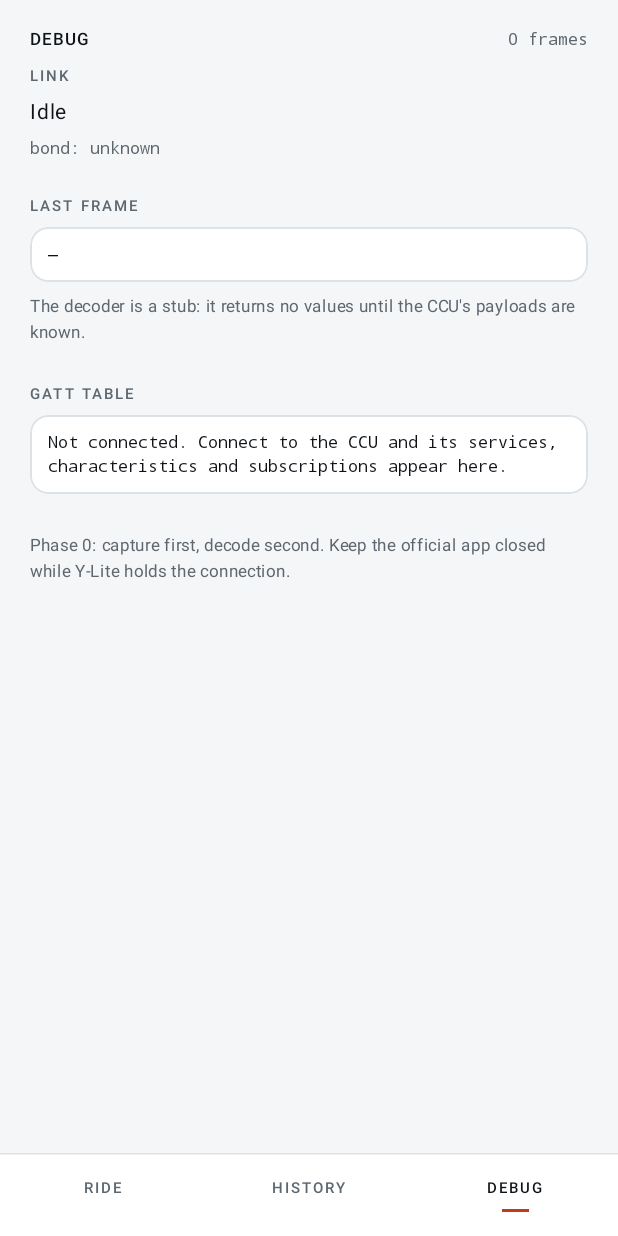
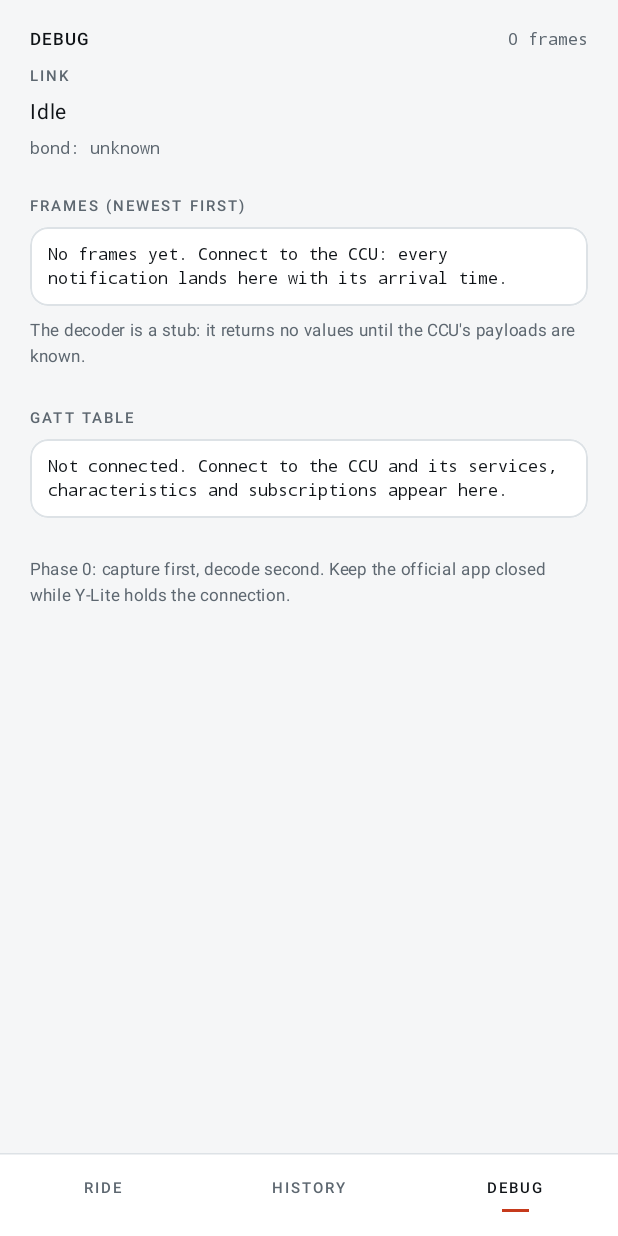
Before and after one commit to kerthmfy/ylite-android, an Android app built with Jetpack Compose: the composable YLiteApp shown on its own in the app's theme, after a tap on "DEBUG", on a phone screen of 412 x 824 dp. Run offline under Robolectric (Android 15) with nearby library versions, the phone set to English and light mode, and no system bars; our stand-ins replace Room's generated code.

Commit message:
Add the scooter dashboard and a live frame list
Telemetry holds the decoded scooter values and merges them per frame, so a
partial frame cannot erase the values before it. The Ride tab shows trip,
odo, fuel, temp and battery as placeholders until ProtocolDecoder fills
them; GPS speed stays as the fallback while nothing is decoded. Debug lists
the last 60 frames with arrival times, which is what a parked capture needs.

```diff
--- a/app/build.gradle.kts
+++ b/app/build.gradle.kts
@@ -13,8 +13,8 @@ android {
         applicationId = "app.ylite"
         minSdk = 26
         targetSdk = 35
-        versionCode = 2
-        versionName = "0.2"
+        versionCode = 3
+        versionName = "0.3"
     }
 
     buildTypes {
--- a/app/src/main/java/app/ylite/Graph.kt
+++ b/app/src/main/java/app/ylite/Graph.kt
@@ -4,6 +4,8 @@ import android.content.Context
 import androidx.room.Room
 import app.ylite.ble.BleClient
 import app.ylite.data.AppDb
+import app.ylite.data.FrameLine
+import app.ylite.data.Telemetry
 import app.ylite.data.YDao
 import kotlinx.coroutines.flow.MutableStateFlow
 import kotlinx.coroutines.flow.StateFlow
@@ -24,7 +26,9 @@ data class LiveState(
     val gattDump: String = "",
     val frameCount: Int = 0,
     val lastFrameHex: String = "",
-    val decoded: Map<String, String> = emptyMap(),
+    /** Newest first, capped so a chatty CCU cannot grow this without bound. */
+    val recentFrames: List<FrameLine> = emptyList(),
+    val telemetry: Telemetry = Telemetry(),
     val rideId: Long? = null,
     val rideStartedAt: Long? = null,
     val recording: Boolean = false,
--- a/app/src/main/java/app/ylite/ble/BleClient.kt
+++ b/app/src/main/java/app/ylite/ble/BleClient.kt
@@ -377,13 +377,16 @@ class BleClient(private val context: Context) {
                     characteristic.uuid,
                     value,
                 )
-            }.getOrDefault(emptyMap())
+            }.getOrDefault(app.ylite.data.Telemetry())
+
+            val line = app.ylite.data.FrameLine(System.currentTimeMillis(), value.hex())
 
             Graph.setLive {
                 it.copy(
                     frameCount = it.frameCount + 1,
                     lastFrameHex = value.hex(),
-                    decoded = decoded,
+                    telemetry = it.telemetry.merge(decoded),
+                    recentFrames = (listOf(line) + it.recentFrames).take(60),
                 )
             }
         }
--- a/app/src/main/java/app/ylite/ble/ProtocolDecoder.kt
+++ b/app/src/main/java/app/ylite/ble/ProtocolDecoder.kt
@@ -1,19 +1,35 @@
 package app.ylite.ble
 
+import app.ylite.data.Telemetry
 import java.util.UUID
 
 /**
- * Turns raw characteristic bytes into readable values.
+ * Turns raw characteristic bytes into scooter values.
  *
- * It is deliberately empty: nothing is known about the CCU yet. Phase 0 (capture)
- * comes first, then this file is written against real bytes. Until then the Debug
- * tab shows the raw hex so you can decode by hand and compare.
+ * It returns an empty [Telemetry] today, and that is deliberate: nothing is known
+ * about the CCU's frame layout yet. The plan (Phase 0) is to capture frames first,
+ * then fill in [decode] against real bytes — every other part of the app already
+ * reacts to whatever this returns, so no UI code has to change.
+ *
+ * The CCU is a Nordic UART device:
+ *   6e400002  write       phone -> CCU
+ *   6e400003  notify      CCU -> phone   <- frames arrive here
+ *
+ * See lessons/02-decoding-the-frames.md.
  */
 object ProtocolDecoder {
 
-    fun decode(service: UUID, characteristic: UUID, data: ByteArray): Map<String, String> {
-        if (data.isEmpty()) return emptyMap()
-        return emptyMap()
+    fun decode(service: UUID, characteristic: UUID, data: ByteArray): Telemetry {
+        if (data.isEmpty()) return Telemetry()
+
+        // Until the layout is known we keep the shape of the frame visible, so the
+        // Debug tab still tells you whether anything is arriving at all.
+        return Telemetry(
+            extra = mapOf(
+                "len" to data.size.toString(),
+                "hex" to data.hexCompact(),
+            ),
+        )
     }
 }
 
--- /dev/null
+++ b/app/src/main/java/app/ylite/data/Telemetry.kt
@@ -0,0 +1,48 @@
+package app.ylite.data
+
+/**
+ * What the scooter tells us.
+ *
+ * Every field is nullable on purpose:
+ *  - nothing is filled in until the CCU's frame layout is known, and
+ *  - a single frame may carry only some values, so the rest must survive.
+ *
+ * The UI shows "—" for anything still unknown, which is honest rather than fake.
+ * Add a field here when the capture proves the CCU sends it.
+ */
+data class Telemetry(
+    val speedKph: Float? = null,
+    val fuelPercent: Float? = null,
+    val tempC: Float? = null,
+    val tripKm: Double? = null,
+    val odoKm: Double? = null,
+    val batteryPercent: Float? = null,
+    /** Decoded values with no dedicated field yet; the Debug tab prints these. */
+    val extra: Map<String, String> = emptyMap(),
+) {
+
+    val isEmpty: Boolean
+        get() = speedKph == null &&
+            fuelPercent == null &&
+            tempC == null &&
+            tripKm == null &&
+            odoKm == null &&
+            batteryPercent == null
+
+    /**
+     * Newer non-null values win. A frame that only carries fuel must not wipe
+     * the speed that arrived in the frame before it.
+     */
+    fun merge(next: Telemetry): Telemetry = Telemetry(
+        speedKph = next.speedKph ?: speedKph,
+        fuelPercent = next.fuelPercent ?: fuelPercent,
+        tempC = next.tempC ?: tempC,
+        tripKm = next.tripKm ?: tripKm,
+        odoKm = next.odoKm ?: odoKm,
+        batteryPercent = next.batteryPercent ?: batteryPercent,
+        extra = if (next.extra.isEmpty()) extra else next.extra,
+    )
+}
+
+/** One received BLE frame, as listed in the Debug tab during a capture. */
+data class FrameLine(val time: Long, val hex: String)
--- a/app/src/main/java/app/ylite/ui/Screens.kt
+++ b/app/src/main/java/app/ylite/ui/Screens.kt
@@ -209,7 +209,9 @@ private fun RideScreen(live: LiveState) {
     val longitude = live.lon
     val here: Pair<Double, Double>? =
         if (latitude != null && longitude != null) latitude to longitude else lastKnown
-    val kmh = live.speedMps?.let { (it * 3.6f).roundToInt() }
+    // The scooter's own speedo wins when the CCU is decoded; GPS is the fallback.
+    val kmh = live.telemetry.speedKph?.roundToInt()
+        ?: live.speedMps?.let { (it * 3.6f).roundToInt() }
     val elapsed = live.rideStartedAt?.let { (now - it).coerceAtLeast(0L) }
 
     Column(Modifier.fillMaxSize()) {
@@ -268,15 +270,78 @@ private fun RideScreen(live: LiveState) {
 
             Spacer(Modifier.height(20.dp))
 
+            Text(
+                "GPS %.2f km · ${live.frameCount} frames".format(live.distanceMeters / 1000.0),
+                style = MonoCode,
+                color = colors.muted,
+            )
+
+            Spacer(Modifier.height(18.dp))
+
             Row(verticalAlignment = Alignment.CenterVertically) {
-                Metric("distance", "%.2f".format(live.distanceMeters / 1000.0), "km", Modifier.weight(1f))
+                Metric(
+                    "trip",
+                    fmtKm1(live.telemetry.tripKm),
+                    "km",
+                    Modifier.weight(1f),
+                    available = live.telemetry.tripKm != null,
+                )
                 VDivider()
-                Metric("frames", live.frameCount.toString(), null, Modifier.weight(1f))
+                Metric(
+                    "odo",
+                    fmtKm1(live.telemetry.odoKm),
+                    "km",
+                    Modifier.weight(1f),
+                    available = live.telemetry.odoKm != null,
+                )
                 VDivider()
-                Metric("elapsed", elapsed?.let { fmtDuration(it) } ?: "—", null, Modifier.weight(1f))
+                Metric(
+                    "fuel",
+                    fmtWhole(live.telemetry.fuelPercent),
+                    "%",
+                    Modifier.weight(1f),
+                    available = live.telemetry.fuelPercent != null,
+                )
             }
 
-            Spacer(Modifier.height(24.dp))
+            Spacer(Modifier.height(14.dp))
+
+            Row(verticalAlignment = Alignment.CenterVertically) {
+                Metric(
+                    "temp",
+                    fmtWhole(live.telemetry.tempC),
+                    "°C",
+                    Modifier.weight(1f),
+                    available = live.telemetry.tempC != null,
+                )
+                VDivider()
+                Metric(
+                    "battery",
+                    fmtWhole(live.telemetry.batteryPercent),
+                    "%",
+                    Modifier.weight(1f),
+                    available = live.telemetry.batteryPercent != null,
+                )
+                VDivider()
+                Metric(
+                    "elapsed",
+                    elapsed?.let { fmtDuration(it) } ?: "—",
+                    null,
+                    Modifier.weight(1f),
+                    available = elapsed != null,
+                )
+            }
+
+            if (live.telemetry.isEmpty) {
+                Spacer(Modifier.height(10.dp))
+                Text(
+                    "Scooter values stay blank until the CCU frames are decoded.",
+                    fontSize = 11.sp,
+                    color = colors.muted,
+                )
+            }
+
+            Spacer(Modifier.height(20.dp))
 
             RecordButton(
                 recording = live.recording,
@@ -383,6 +448,7 @@ private fun Metric(
     value: String,
     unit: String?,
     modifier: Modifier = Modifier,
+    available: Boolean = true,
 ) {
     val colors = LocalYColors.current
     Column(modifier) {
@@ -393,7 +459,7 @@ private fun Metric(
                 text = value,
                 fontFamily = FontFamily.Monospace,
                 fontSize = 20.sp,
-                color = colors.text,
+                color = if (available) colors.text else colors.muted,
                 maxLines = 1,
             )
             if (unit != null) {
@@ -847,11 +913,20 @@ private fun DebugScreen(live: LiveState) {
             Text("bond: ${live.bond}", style = MonoCode, color = colors.muted)
 
             Spacer(Modifier.height(10.dp))
-            Text("LAST FRAME", style = MicroLabel, color = colors.muted)
-            MonoBlock(live.lastFrameHex.ifEmpty { "—" })
+            Text("FRAMES (NEWEST FIRST)", style = MicroLabel, color = colors.muted)
+            if (live.recentFrames.isEmpty()) {
+                MonoBlock(
+                    "No frames yet. Connect to the CCU: every notification lands here with its arrival time.",
+                )
+            } else {
+                MonoBlock(
+                    live.recentFrames.joinToString("\n") { "${fmtClock(it.time)}  ${it.hex}" },
+                )
+            }
 
-            if (live.decoded.isNotEmpty()) {
-                live.decoded.forEach { (key, value) ->
+            if (live.telemetry.extra.isNotEmpty()) {
+                Text("DECODED", style = MicroLabel, color = colors.muted)
+                live.telemetry.extra.forEach { (key, value) ->
                     Text("$key = $value", style = MonoValue, color = colors.text)
                 }
             } else {
@@ -974,6 +1049,10 @@ private fun fmtDuration(millis: Long): String {
     return "%d:%02d:%02d".format(hours, minutes, seconds)
 }
 
+private fun fmtKm1(value: Double?): String = value?.let { "%.1f".format(it) } ?: "—"
+
+private fun fmtWhole(value: Float?): String = value?.let { "%.0f".format(it) } ?: "—"
+
 private fun fmtSpeed(metresPerSecond: Float?): String =
     metresPerSecond?.let { "%.0f".format(it * 3.6f) } ?: "—"
 
```
Also changed, not shown: 4 other files.
